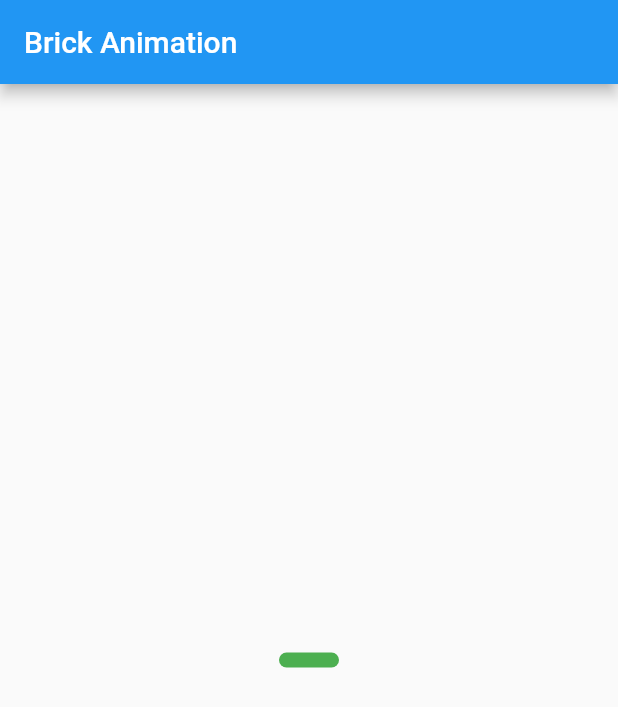
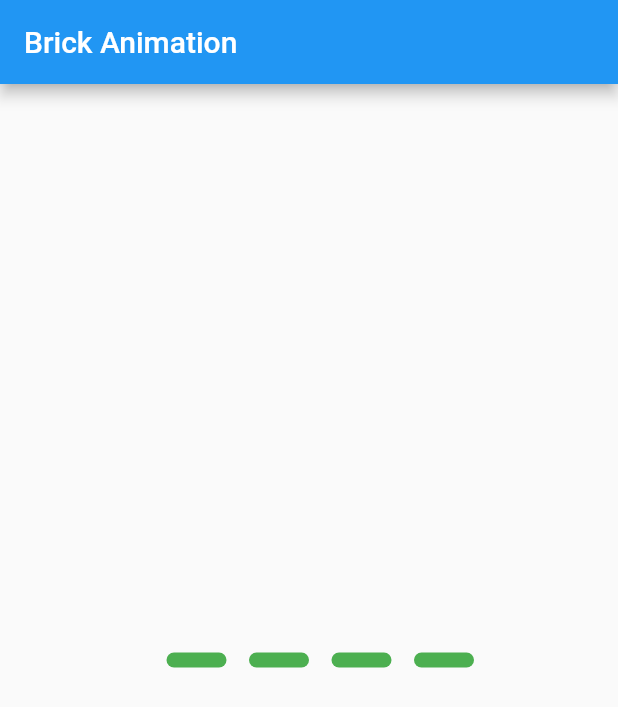
Before and after one commit to bhavikvashi1804/flutter_basic_animations, a Flutter app: the screen it shows after launch, on a phone screen of 412 x 824 dp. Shown: the top 707 px of the screen. Run offline on Flutter 3.47's test engine with Material 2 defaults, Android fonts, the phone set to English and light mode, and no system bars.

Commit message:
Brick Animations: 02 Row Bricks UI

```diff
--- a/lib/brick_anim.dart
+++ b/lib/brick_anim.dart
@@ -14,16 +14,36 @@ class _BrickPageState extends State<BrickPage> {
       ),
 
       body: Center(
-        child: Container(
+        child: Row(
+          mainAxisAlignment: MainAxisAlignment.center,
+          children: <Widget>[
+            Brick(),
+            Brick(),
+            Brick(),
+            Brick(),
+          ],
+        )
+      ),
+    );
+  }
+}
+
+class Brick extends StatelessWidget {
+
+  final double leftMargin;
+  Brick({this.leftMargin=15.0});
+
+  @override
+  Widget build(BuildContext context) {
+    return Container(
       height: 10,
       width: 40,
+      margin: EdgeInsets.only(left: leftMargin),
       decoration: BoxDecoration(
         color: Colors.green,
         borderRadius: BorderRadius.circular(15.0)
       ),
 
-        ),
-      ),
     );
   }
 }
```
Lines whose indentation alone changed are shown as unchanged.
